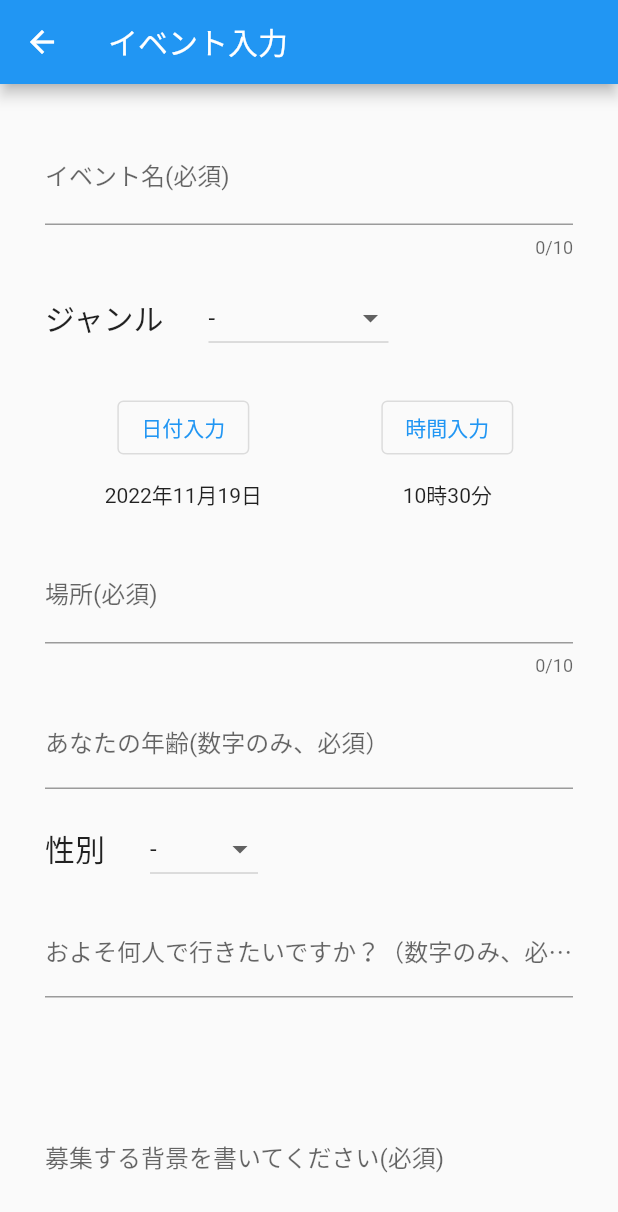
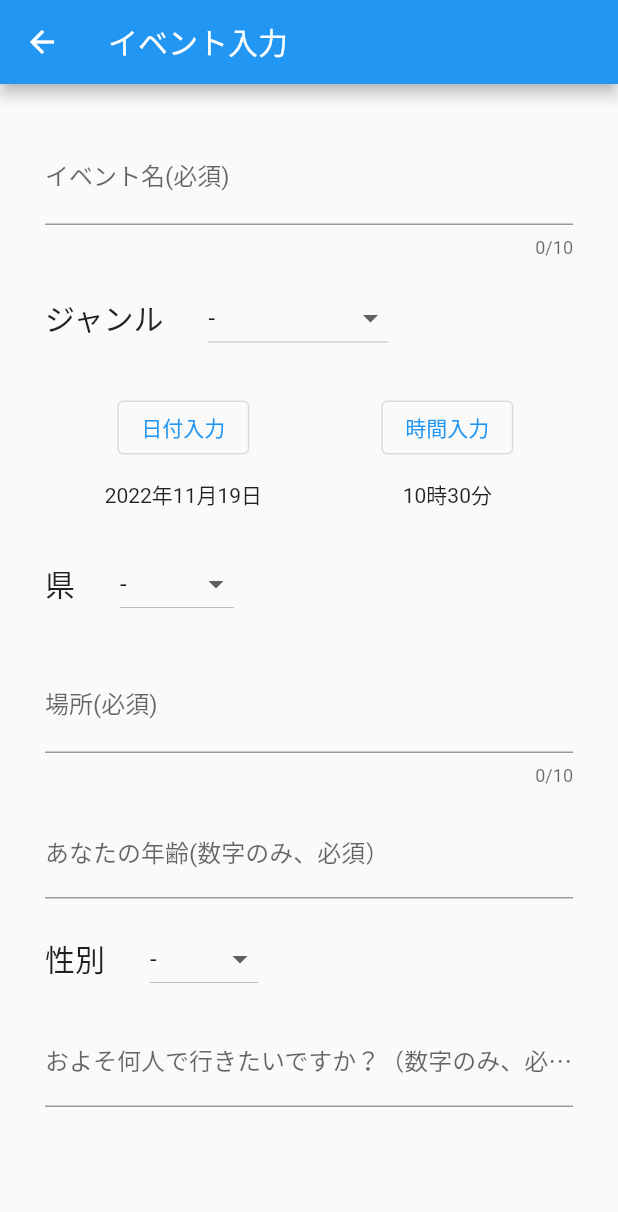
Before and after one commit to enpitut2022/Weeee, a Flutter app: the EventAddPage screen opened directly, on a phone screen of 412 x 824 dp. Shown: the top 1212 px of the screen. Run offline on Flutter 3.47's test engine with Material 2 defaults, Android fonts, the phone set to English and light mode, and no system bars; our stand-ins replace bubble, cloud_firestore, firebase_auth, firebase_core, flutter_chat_types, flutter_chat_ui and 1 more; accounts and stored records are empty.

Commit message:
項目に県の追加

```diff
--- a/lib/src/event/event_add.dart
+++ b/lib/src/event/event_add.dart
@@ -20,6 +20,7 @@ class _EventAddPageState extends State<EventAddPage> {
 
   String? genderDefo = '-';
   String? genreDefo = '-';
+  String? prefecDefo = '-';
   DateTime inputDate = DateTime.now();
   TimeOfDay nowTime = TimeOfDay.now();
 
@@ -175,6 +176,87 @@ class _EventAddPageState extends State<EventAddPage> {
                     const SizedBox(
                       height: 25,
                     ),
+                    Row(
+                      children: [
+                        const Text(
+                          "県",
+                          style: TextStyle(fontSize: 20),
+                        ),
+                        const SizedBox(
+                          width: 30,
+                        ),
+                        DropdownButton(
+                          value: prefecDefo,
+                          elevation: 50,
+                          items: const [
+                            DropdownMenuItem(
+                              value: '-',
+                              child: Text('-'),
+                            ),
+                            DropdownMenuItem(
+                              value: '北海道',
+                              child: Text('北海道'),
+                            ),
+                            DropdownMenuItem(
+                              value: '青森県',
+                              child: Text('青森県'),
+                            ),
+                            DropdownMenuItem(
+                              value: '岩手県',
+                              child: Text('岩手県'),
+                            ),
+                            DropdownMenuItem(
+                              value: '宮城県',
+                              child: Text('宮城県'),
+                            ),
+                            DropdownMenuItem(
+                              value: '秋田県',
+                              child: Text('秋田県'),
+                            ),
+                            DropdownMenuItem(
+                              value: '山形県	',
+                              child: Text('山形県	'),
+                            ),
+                            DropdownMenuItem(
+                              value: '福島県',
+                              child: Text('福島県'),
+                            ),
+                            DropdownMenuItem(
+                              value: '茨城県',
+                              child: Text('茨城県'),
+                            ),
+                            DropdownMenuItem(
+                              value: '栃木県',
+                              child: Text('栃木県'),
+                            ),
+                            DropdownMenuItem(
+                              value: '群馬県',
+                              child: Text('群馬県'),
+                            ),
+                            DropdownMenuItem(
+                              value: '埼玉県',
+                              child: Text('埼玉県'),
+                            ),
+                            DropdownMenuItem(
+                              value: '千葉県',
+                              child: Text('千葉県'),
+                            ),
+                            DropdownMenuItem(
+                              value: '東京都	',
+                              child: Text('東京都	'),
+                            ),
+                          ],
+                          onChanged: (String? value) {
+                            setState(() {
+                              prefecDefo = value;
+                            });
+                          },
+                        ),
+                      ],
+                    ),
+                    const SizedBox(
+                      height: 25,
+                    ),
                     TextField(
                       maxLength: 10,
                       decoration: const InputDecoration(
@@ -187,8 +269,8 @@ class _EventAddPageState extends State<EventAddPage> {
                       height: 16,
                     ),
                     TextField(
-                      decoration:
-                          const InputDecoration(labelText: "あなたの年齢(数字のみ、必須）", hintText: "20"),
+                      decoration: const InputDecoration(
+                          labelText: "あなたの年齢(数字のみ、必須）", hintText: "20"),
                       keyboardType: TextInputType.number,
                       inputFormatters: [FilteringTextInputFormatter.digitsOnly],
                       onChanged: (text) {
@@ -255,7 +337,8 @@ class _EventAddPageState extends State<EventAddPage> {
                       maxLines: null,
                       decoration: const InputDecoration(
                           labelText: "募集する背景を書いてください(必須)",
-                          hintText: "友達と○○のライブに行く予定だったんだけど、\n友達が来れなくなったからチケットが余りました。\nライブは行きたいけど、一人で行く勇気は\nありません。○○のファンの人で一緒に行きませんか？"),
+                          hintText:
+                              "友達と○○のライブに行く予定だったんだけど、\n友達が来れなくなったからチケットが余りました。\nライブは行きたいけど、一人で行く勇気は\nありません。○○のファンの人で一緒に行きませんか？"),
                       onChanged: (text) {
                         model.background = text;
                       },
@@ -316,6 +399,7 @@ class _EventAddPageState extends State<EventAddPage> {
                               nowTime.minute); // ここでカレンダーの日付をmodel.dateに代入
                           model.genre = genreDefo;
                           model.gender = genderDefo;
+                          model.prefec = prefecDefo;
                           await model.addEvent();
 
                           final date =
--- a/lib/src/event/event_card.dart
+++ b/lib/src/event/event_card.dart
@@ -65,7 +65,7 @@ class EventCard extends StatelessWidget {
                           Expanded(
                             flex: 7,
                             child: Text(
-                              event.place,
+                              event.prefec,
                               style: const TextStyle(
                                 fontSize: 25,
                               ),
--- a/lib/src/model/event_model.dart
+++ b/lib/src/model/event_model.dart
@@ -3,6 +3,7 @@ import 'package:cloud_firestore/cloud_firestore.dart';
 class Event {
   final String name;
   final DateTime date;
+  final String prefec;
   final String place;
   final String gender;
   final int age;
@@ -17,6 +18,7 @@ class Event {
   Event._(
       {required this.name,
       required this.date,
+      required this.prefec,
       required this.place,
       required this.gender,
       required this.age,
@@ -33,6 +35,7 @@ class Event {
     return Event._(
       name: _snapshot["name"],
       date: _snapshot["date"].toDate(), // timestamp型からdatetime型へ
+      prefec: _snapshot["prefec"],
       place: _snapshot["place"],
       gender: _snapshot["gender"],
       age: _snapshot["age"],
--- a/lib/src/provider/event_add_provider.dart
+++ b/lib/src/provider/event_add_provider.dart
@@ -5,6 +5,7 @@ import 'package:flutter/material.dart';
 class AddEventProvider extends ChangeNotifier {
   String? name;
   DateTime? date;
+  String? prefec;
   String? place;
   String? gender;
   int? age;
@@ -22,6 +23,9 @@ class AddEventProvider extends ChangeNotifier {
     }
     if (genre == null || genre == "-") {
       throw "ジャンルは、-以外を選択してください";
+    }
+    if (prefec == null || prefec == "-") {
+      throw "県は、-以外を選択してください";
     }
     if (place == null || place == "") {
       throw "場所が入力されていません";
@@ -44,6 +48,7 @@ class AddEventProvider extends ChangeNotifier {
       "name": name,
       "date": date, //datetime型は、自動でtimestamp型へ
       "place": place,
+      "prefec": prefec,
       "gender": gender,
       "age": age,
       "num": people,
```
Also changed, not shown: lib/src/event/event_detail.dart (+20 -6 lines).
